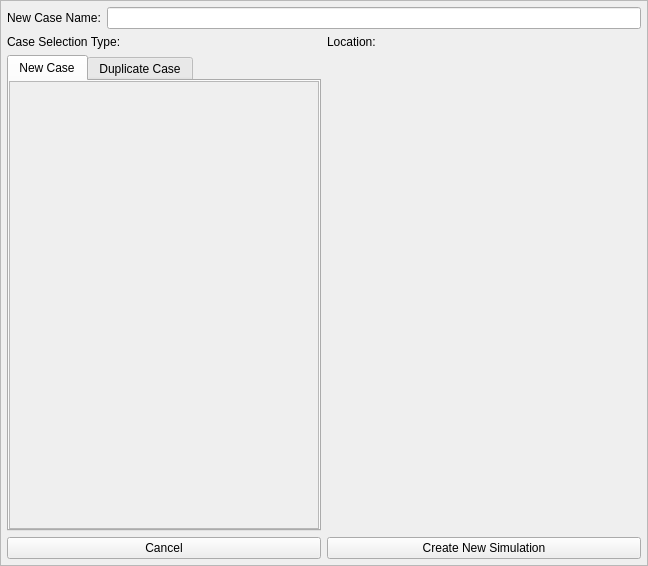
NHERI-SimCenter/CWE-Simulation-Tool, file cwe_guiWidgets/cwe_create_copy_simulation.ui: the form before one commit.
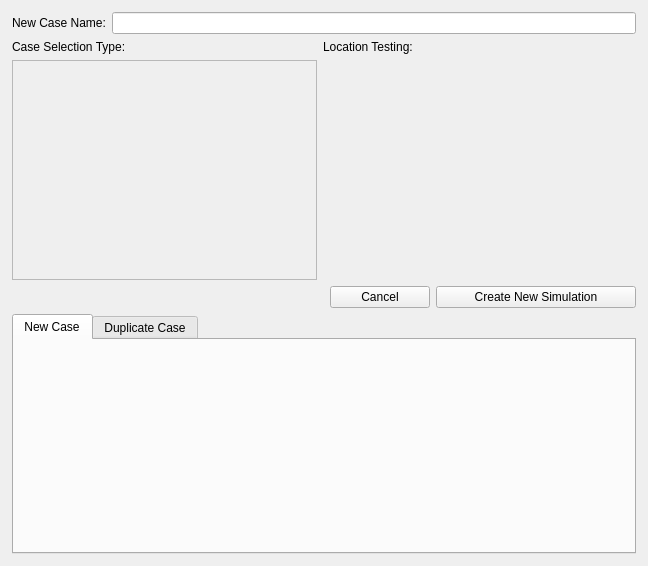
The form after the commit. Custom widgets are drawn as their Qt base class.

Commit message: Prettified create_copy case tab, started to turn it into create-only tab

The edit to the form file:
```diff
--- a/cwe_guiWidgets/cwe_create_copy_simulation.ui
+++ b/cwe_guiWidgets/cwe_create_copy_simulation.ui
@@ -49,56 +49,256 @@
    <string>Frame</string>
   </property>
   <property name="frameShape">
-   <enum>QFrame::StyledPanel</enum>
+   <enum>QFrame::NoFrame</enum>
   </property>
   <property name="frameShadow">
-   <enum>QFrame::Raised</enum>
+   <enum>QFrame::Plain</enum>
   </property>
-  <layout class="QGridLayout" name="gridLayout">
+  <property name="lineWidth">
+   <number>0</number>
+  </property>
+  <layout class="QVBoxLayout" name="verticalLayout">
    <property name="leftMargin">
-    <number>6</number>
+    <number>12</number>
    </property>
    <property name="topMargin">
-    <number>6</number>
+    <number>12</number>
    </property>
    <property name="rightMargin">
-    <number>6</number>
+    <number>12</number>
    </property>
    <property name="bottomMargin">
-    <number>6</number>
+    <number>12</number>
    </property>
-   <item row="3" column="1">
-    <widget class="RemoteFileTree" name="primary_remoteFileTree" native="true">
-     <property name="sizePolicy">
-      <sizepolicy hsizetype="Expanding" vsizetype="Expanding">
-       <horstretch>1</horstretch>
-       <verstretch>0</verstretch>
-      </sizepolicy>
+   <item>
+    <widget class="QFrame" name="aNameFrame">
+     <property name="minimumSize">
+      <size>
+       <width>0</width>
+       <height>0</height>
+      </size>
      </property>
-    </widget>
-   </item>
-   <item row="1" column="1">
-    <widget class="QLabel" name="label_location">
-     <property name="text">
-      <string>Location:</string>
+     <property name="frameShape">
+      <enum>QFrame::NoFrame</enum>
      </property>
+     <property name="frameShadow">
+      <enum>QFrame::Plain</enum>
+     </property>
+     <property name="lineWidth">
+      <number>0</number>
+     </property>
+     <layout class="QHBoxLayout" name="horizontalLayout">
+      <property name="leftMargin">
+       <number>0</number>
+      </property>
+      <property name="topMargin">
+       <number>0</number>
+      </property>
+      <property name="rightMargin">
+       <number>0</number>
+      </property>
+      <property name="bottomMargin">
+       <number>0</number>
+      </property>
+      <item>
+       <widget class="QLabel" name="label_newCaseName">
+        <property name="text">
+         <string>New Case Name:</string>
+        </property>
+       </widget>
+      </item>
+      <item>
+       <widget class="QLineEdit" name="lineEdit_newCaseName"/>
+      </item>
+     </layout>
     </widget>
    </item>
-   <item row="4" column="0">
-    <widget class="QPushButton" name="pBtn_cancel">
-     <property name="text">
-      <string>Cancel</string>
+   <item>
+    <widget class="QFrame" name="bTypeLocFrame">
+     <property name="minimumSize">
+      <size>
+       <width>0</width>
+       <height>60</height>
+      </size>
      </property>
+     <layout class="QHBoxLayout" name="horizontalLayout_3">
+      <property name="leftMargin">
+       <number>0</number>
+      </property>
+      <property name="topMargin">
+       <number>0</number>
+      </property>
+      <property name="bottomMargin">
+       <number>0</number>
+      </property>
+      <item>
+       <widget class="QFrame" name="verticalFrame">
+        <property name="minimumSize">
+         <size>
+          <width>60</width>
+          <height>0</height>
+         </size>
+        </property>
+        <property name="maximumSize">
+         <size>
+          <width>390</width>
+          <height>16777215</height>
+         </size>
+        </property>
+        <layout class="QVBoxLayout" name="verticalLayout_2">
+         <property name="leftMargin">
+          <number>0</number>
+         </property>
+         <property name="topMargin">
+          <number>0</number>
+         </property>
+         <property name="rightMargin">
+          <number>0</number>
+         </property>
+         <property name="bottomMargin">
+          <number>0</number>
+         </property>
+         <item>
+          <widget class="QLabel" name="label_selectionType">
+           <property name="text">
+            <string>Case Selection Type:</string>
+           </property>
+          </widget>
+         </item>
+         <item>
+          <widget class="QScrollArea" name="scrollArea">
+           <property name="widgetResizable">
+            <bool>true</bool>
+           </property>
+           <widget class="QWidget" name="scroll_NewCase">
+            <property name="geometry">
+             <rect>
+              <x>0</x>
+              <y>0</y>
+              <width>305</width>
+              <height>201</height>
+             </rect>
+            </property>
+           </widget>
+          </widget>
+         </item>
+        </layout>
+       </widget>
+      </item>
+      <item>
+       <widget class="QFrame" name="verticalFrame1">
+        <property name="minimumSize">
+         <size>
+          <width>60</width>
+          <height>0</height>
+         </size>
+        </property>
+        <layout class="QVBoxLayout" name="verticalLayout_3">
+         <property name="spacing">
+          <number>0</number>
+         </property>
+         <property name="leftMargin">
+          <number>0</number>
+         </property>
+         <property name="topMargin">
+          <number>0</number>
+         </property>
+         <property name="rightMargin">
+          <number>0</number>
+         </property>
+         <property name="bottomMargin">
+          <number>0</number>
+         </property>
+         <item>
+          <widget class="QLabel" name="label_location">
+           <property name="text">
+            <string>Location Testing:</string>
+           </property>
+          </widget>
+         </item>
+         <item>
+          <widget class="RemoteFileTree" name="primary_remoteFileTree" native="true">
+           <property name="sizePolicy">
+            <sizepolicy hsizetype="Expanding" vsizetype="Expanding">
+             <horstretch>0</horstretch>
+             <verstretch>0</verstretch>
+            </sizepolicy>
+           </property>
+          </widget>
+         </item>
+        </layout>
+       </widget>
+      </item>
+     </layout>
     </widget>
    </item>
-   <item row="4" column="1">
-    <widget class="QPushButton" name="pBtn_create_copy">
-     <property name="text">
-      <string>Create New Simulation</string>
+   <item>
+    <widget class="QFrame" name="cCreateCancelFrame">
+     <property name="minimumSize">
+      <size>
+       <width>0</width>
+       <height>0</height>
+      </size>
      </property>
+     <property name="lineWidth">
+      <number>0</number>
+     </property>
+     <layout class="QHBoxLayout" name="horizontalLayout_2" stretch="0,0,0">
+      <property name="leftMargin">
+       <number>0</number>
+      </property>
+      <property name="topMargin">
+       <number>0</number>
+      </property>
+      <property name="rightMargin">
+       <number>0</number>
+      </property>
+      <property name="bottomMargin">
+       <number>0</number>
+      </property>
+      <item>
+       <spacer name="horizontalSpacer">
+        <property name="orientation">
+         <enum>Qt::Horizontal</enum>
+        </property>
+        <property name="sizeHint" stdset="0">
+         <size>
+          <width>40</width>
+          <height>20</height>
+         </size>
+        </property>
+       </spacer>
+      </item>
+      <item>
+       <widget class="QPushButton" name="pBtn_cancel">
+        <property name="minimumSize">
+         <size>
+          <width>100</width>
+          <height>0</height>
+         </size>
+        </property>
+        <property name="text">
+         <string>Cancel</string>
+        </property>
+       </widget>
+      </item>
+      <item>
+       <widget class="QPushButton" name="pBtn_create_copy">
+        <property name="minimumSize">
+         <size>
+          <width>200</width>
+          <height>0</height>
+         </size>
+        </property>
+        <property name="text">
+         <string>Create New Simulation</string>
+        </property>
+       </widget>
+      </item>
+     </layout>
     </widget>
    </item>
-   <item row="3" column="0">
+   <item>
     <widget class="QTabWidget" name="tabWidget">
      <property name="sizePolicy">
       <sizepolicy hsizetype="Expanding" vsizetype="Expanding">
@@ -129,23 +329,6 @@
        <property name="spacing">
         <number>0</number>
        </property>
-       <item row="0" column="0">
-        <widget class="QScrollArea" name="scrollArea">
-         <property name="widgetResizable">
-          <bool>true</bool>
-         </property>
-         <widget class="QWidget" name="scroll_NewCase">
-          <property name="geometry">
-           <rect>
-            <x>0</x>
-            <y>0</y>
-            <width>302</width>
-            <height>430</height>
-           </rect>
-          </property>
-         </widget>
-        </widget>
-       </item>
       </layout>
      </widget>
      <widget class="QWidget" name="tab_DuplicateCase">
@@ -172,56 +355,6 @@
      </widget>
     </widget>
    </item>
-   <item row="1" column="0">
-    <widget class="QLabel" name="label_selectionType">
-     <property name="text">
-      <string>Case Selection Type:</string>
-     </property>
-    </widget>
-   </item>
-   <item row="0" column="0" colspan="2">
-    <widget class="QFrame" name="frame">
-     <property name="minimumSize">
-      <size>
-       <width>0</width>
-       <height>0</height>
-      </size>
-     </property>
-     <property name="frameShape">
-      <enum>QFrame::NoFrame</enum>
-     </property>
-     <property name="frameShadow">
-      <enum>QFrame::Plain</enum>
-     </property>
-     <property name="lineWidth">
-      <number>0</number>
-     </property>
-     <layout class="QHBoxLayout" name="horizontalLayout">
-      <property name="leftMargin">
-       <number>0</number>
-      </property>
-      <property name="topMargin">
-       <number>0</number>
-      </property>
-      <property name="rightMargin">
-       <number>0</number>
-      </property>
-      <property name="bottomMargin">
-       <number>0</number>
-      </property>
-      <item>
-       <widget class="QLabel" name="label_newCaseName">
-        <property name="text">
-         <string>New Case Name:</string>
-        </property>
-       </widget>
-      </item>
-      <item>
-       <widget class="QLineEdit" name="lineEdit_newCaseName"/>
-      </item>
-     </layout>
-    </widget>
-   </item>
   </layout>
  </widget>
  <customwidgets>
```
Left out of the diff: 3 changed lines with no effect on the pictures. The commit also changes 1 other file.
